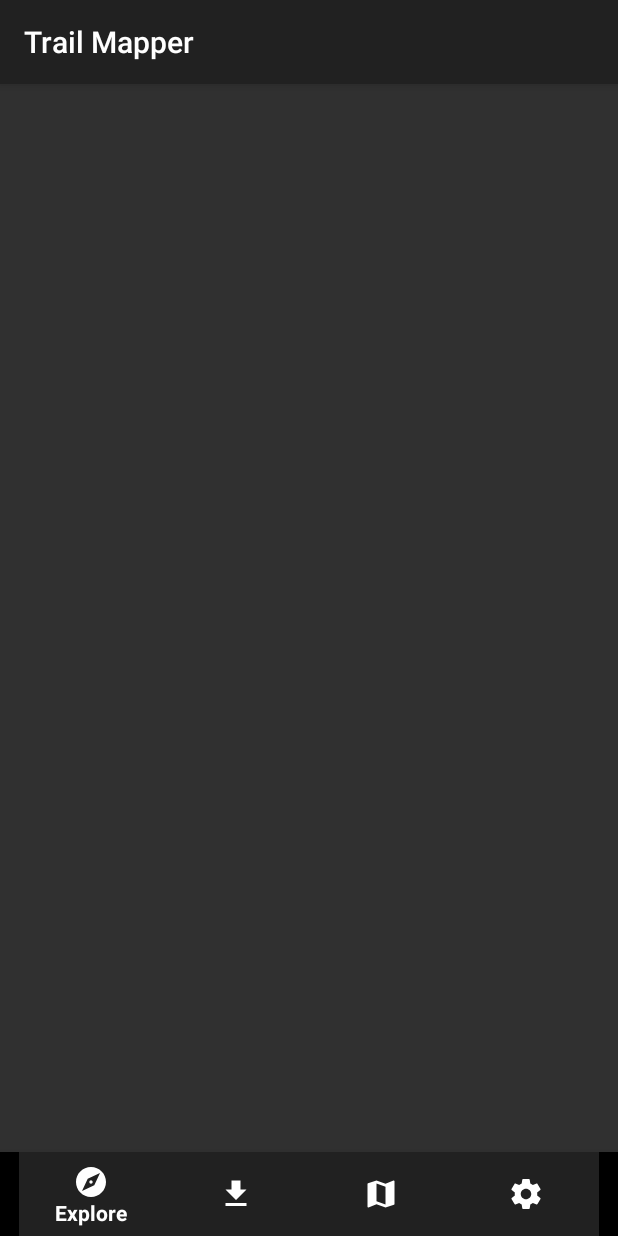
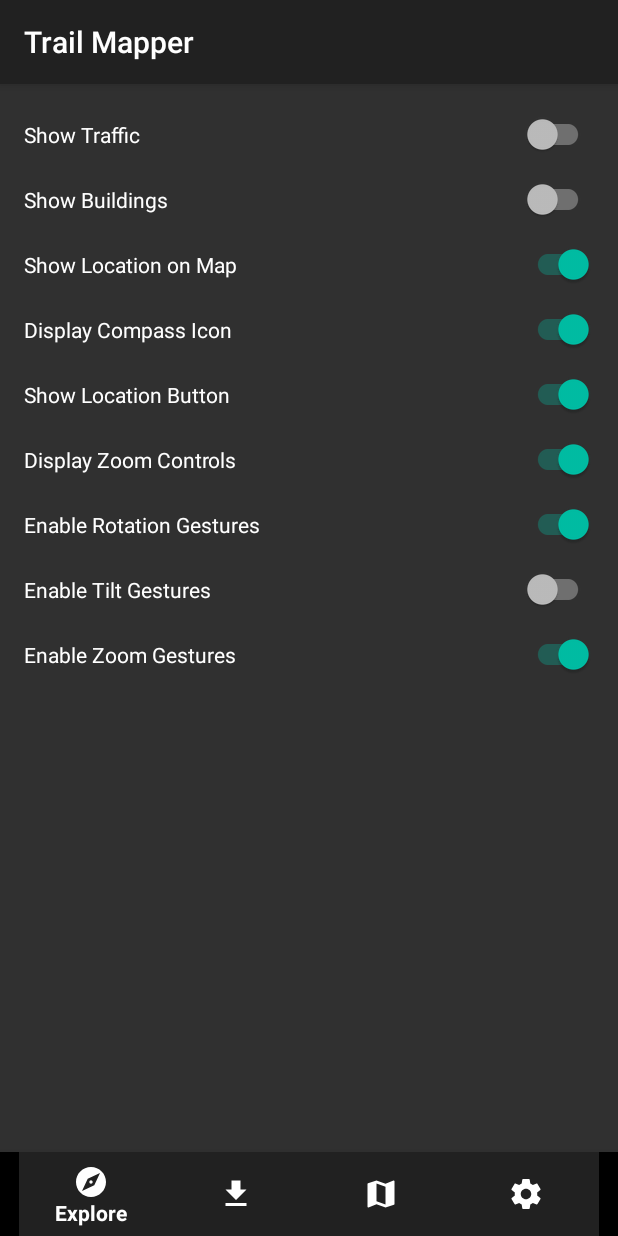
Before and after one commit to TheAndroidMaster/TrailMapper, an Android app: the screen it shows after launch (MainActivity), item 4 of the bottom bar chosen, on a phone screen of 412 x 824 dp. Run offline under Robolectric (Android 15) with nearby library versions, the phone set to English and light mode, and no system bars; our stand-ins replace ButterKnife, data binding.

Commit message:
added data binding, finished the settings menu

```diff
--- a/app/build.gradle
+++ b/app/build.gradle
@@ -18,6 +18,9 @@ android {
             proguardFiles getDefaultProguardFile('proguard-android.txt'), 'proguard-rules.pro'
         }
     }
+    dataBinding {
+        enabled = true
+    }
 }
 
 dependencies {
--- a/app/src/main/java/james/trailmapper/TrailMapper.java
+++ b/app/src/main/java/james/trailmapper/TrailMapper.java
@@ -15,10 +15,16 @@ import android.os.Looper;
 import android.preference.PreferenceManager;
 import android.support.annotation.Nullable;
 import android.support.v4.content.ContextCompat;
+import android.support.v4.content.PermissionChecker;
+import android.support.v7.widget.SwitchCompat;
+import android.view.View;
 
 import com.bumptech.glide.DrawableTypeRequest;
 import com.bumptech.glide.request.animation.GlideAnimation;
 import com.bumptech.glide.request.target.SimpleTarget;
+import com.google.android.gms.maps.GoogleMap;
+import com.google.android.gms.maps.UiSettings;
+import com.google.android.gms.maps.model.MapStyleOptions;
 import com.google.gson.Gson;
 
 import org.json.JSONArray;
@@ -37,9 +43,23 @@ import java.util.List;
 import james.trailmapper.data.MapData;
 import james.trailmapper.data.PositionData;
 
-public class TrailMapper extends Application implements LocationListener {
+public class TrailMapper extends Application implements LocationListener, SharedPreferences.OnSharedPreferenceChangeListener {
 
-    private static String MAPS_URL = "https://theandroidmaster.github.io/TrailMaps/maps.json";
+    private static final String URL_MAPS = "https://theandroidmaster.github.io/TrailMaps/maps.json";
+
+    private static final String KEY_OFFLINE_MAPS = "offline";
+
+    private static final String KEY_MAP_TRAFFIC = "traffic";
+    private static final String KEY_MAP_BUILDINGS = "buildings";
+    private static final String KEY_MAP_LOCATION = "location";
+
+    private static final String KEY_UI_COMPASS = "compass";
+    private static final String KEY_UI_LOCATION = "locationButton";
+    private static final String KEY_UI_ZOOM = "zoomButton";
+
+    private static final String KEY_GESTURE_ROTATE = "rotateGesture";
+    private static final String KEY_GESTURE_TILT = "tiltGesture";
+    private static final String KEY_GESTURE_ZOOM = "zoomGesture";
 
     private LocationManager locationManager;
     private SharedPreferences prefs;
@@ -54,7 +74,10 @@ public class TrailMapper extends Application implements LocationListener {
     @Override
     public void onCreate() {
         super.onCreate();
+
         prefs = PreferenceManager.getDefaultSharedPreferences(this);
+        prefs.registerOnSharedPreferenceChangeListener(this);
+
         gson = new Gson();
         listeners = new ArrayList<>();
         maps = new ArrayList<>();
@@ -67,7 +90,7 @@ public class TrailMapper extends Application implements LocationListener {
                 String response = "";
 
                 try {
-                    URL url = new URL(MAPS_URL);
+                    URL url = new URL(URL_MAPS);
                     URLConnection con = url.openConnection();
                     con.connect();
 
@@ -109,7 +132,7 @@ public class TrailMapper extends Application implements LocationListener {
             }
         }.start();
 
-        String json = prefs.getString("offline", "");
+        String json = prefs.getString(KEY_OFFLINE_MAPS, "");
         try {
             JSONArray array = new JSONArray(json);
             for (int i = 0; i < array.length(); i++) {
@@ -118,6 +141,12 @@ public class TrailMapper extends Application implements LocationListener {
         } catch (JSONException e) {
             e.printStackTrace();
         }
+    }
+
+    @Override
+    public void onTerminate() {
+        prefs.unregisterOnSharedPreferenceChangeListener(this);
+        super.onTerminate();
     }
 
     public void startLocationUpdates() {
@@ -190,7 +219,7 @@ public class TrailMapper extends Application implements LocationListener {
 
     private void saveOfflineMaps() {
         MapData[] mapDatas = offlineMaps.toArray(new MapData[offlineMaps.size()]);
-        prefs.edit().putString("offline", gson.toJson(mapDatas)).apply();
+        prefs.edit().putString(KEY_OFFLINE_MAPS, gson.toJson(mapDatas)).apply();
     }
 
     @Override
@@ -231,6 +260,102 @@ public class TrailMapper extends Application implements LocationListener {
         }
     }
 
+    public void applySettings(GoogleMap map) {
+        map.setMapStyle(MapStyleOptions.loadRawResourceStyle(this, R.raw.style));
+        map.setTrafficEnabled(isTrafficEnabled());
+        map.setBuildingsEnabled(isBuildingsEnabled());
+
+        if (ContextCompat.checkSelfPermission(this, Manifest.permission.ACCESS_COARSE_LOCATION) == PermissionChecker.PERMISSION_GRANTED || ContextCompat.checkSelfPermission(this, Manifest.permission.ACCESS_FINE_LOCATION) == PermissionChecker.PERMISSION_GRANTED)
+            map.setMyLocationEnabled(isLocationEnabled());
+
+        UiSettings settings = map.getUiSettings();
+
+        settings.setCompassEnabled(isCompassEnabled());
+        settings.setMapToolbarEnabled(false);
+        settings.setMyLocationButtonEnabled(isLocationButtonEnabled());
+        settings.setZoomControlsEnabled(isZoomControlsEnabled());
+
+        settings.setRotateGesturesEnabled(isRotateGestureEnabled());
+        settings.setTiltGesturesEnabled(isTiltGestureEnabled());
+        settings.setZoomGesturesEnabled(isZoomGestureEnabled());
+    }
+
+    public boolean isTrafficEnabled() {
+        return prefs.getBoolean(KEY_MAP_TRAFFIC, false);
+    }
+
+    public boolean isBuildingsEnabled() {
+        return prefs.getBoolean(KEY_MAP_BUILDINGS, false);
+    }
+
+    public boolean isLocationEnabled() {
+        return prefs.getBoolean(KEY_MAP_LOCATION, true);
+    }
+
+    public boolean isCompassEnabled() {
+        return prefs.getBoolean(KEY_UI_COMPASS, true);
+    }
+
+    public boolean isLocationButtonEnabled() {
+        return prefs.getBoolean(KEY_UI_LOCATION, true);
+    }
+
+    public boolean isZoomControlsEnabled() {
+        return prefs.getBoolean(KEY_UI_ZOOM, true);
+    }
+
+    public boolean isRotateGestureEnabled() {
+        return prefs.getBoolean(KEY_GESTURE_ROTATE, true);
+    }
+
+    public boolean isTiltGestureEnabled() {
+        return prefs.getBoolean(KEY_GESTURE_TILT, false);
+    }
+
+    public boolean isZoomGestureEnabled() {
+        return prefs.getBoolean(KEY_GESTURE_ZOOM, true);
+    }
+
+    public void setTrafficEnabled(boolean isTrafficEnabled) {
+        prefs.edit().putBoolean(KEY_MAP_TRAFFIC, isTrafficEnabled).apply();
+    }
+
+    public void setBuildingsEnabled(boolean isBuildingsEnabled) {
+        prefs.edit().putBoolean(KEY_MAP_BUILDINGS, isBuildingsEnabled).apply();
+    }
+
+    public void setLocationEnabled(boolean isLocationEnabled) {
+        prefs.edit().putBoolean(KEY_MAP_LOCATION, isLocationEnabled).apply();
+    }
+
+    public void setCompassEnabled(boolean isCompassEnabled) {
+        prefs.edit().putBoolean(KEY_UI_COMPASS, isCompassEnabled).apply();
+    }
+
+    public void setLocationButtonEnabled(boolean isLocationButtonEnabled) {
+        prefs.edit().putBoolean(KEY_UI_LOCATION, isLocationButtonEnabled).apply();
+    }
+
+    public void setZoomControlsEnabled(boolean isZoomControlsEnabled) {
+        prefs.edit().putBoolean(KEY_UI_ZOOM, isZoomControlsEnabled).apply();
+    }
+
+    public void setRotateGestureEnabled(boolean isRotateGestureEnabled) {
+        prefs.edit().putBoolean(KEY_GESTURE_ROTATE, isRotateGestureEnabled).apply();
+    }
+
+    public void setTiltGestureEnabled(boolean isTiltGestureEnabled) {
+        prefs.edit().putBoolean(KEY_GESTURE_TILT, isTiltGestureEnabled).apply();
+    }
+
+    public void setZoomGestureEnabled(boolean isZoomGestureEnabled) {
+        prefs.edit().putBoolean(KEY_GESTURE_ZOOM, isZoomGestureEnabled).apply();
+    }
+
+    public static SwitchCompat castToSwitch(View view) {
+        return (SwitchCompat) view; //this really shouldn't be necessary but I'm too lazy to read docs
+    }
+
     public void addListener(Listener listener) {
         listeners.add(listener);
     }
@@ -239,11 +364,20 @@ public class TrailMapper extends Application implements LocationListener {
         listeners.remove(listener);
     }
 
+    @Override
+    public void onSharedPreferenceChanged(SharedPreferences sharedPreferences, String key) {
+        for (Listener listener : listeners) {
+            listener.onPreferenceChanged();
+        }
+    }
+
     public interface Listener {
         void onLocationChanged(PositionData position);
         void onProviderEnabled(String s);
         void onProviderDisabled(String s);
         void onMapChanged(MapData map);
         void onMapsChanged();
+
+        void onPreferenceChanged();
     }
 }
--- a/app/src/main/java/james/trailmapper/activities/MainActivity.java
+++ b/app/src/main/java/james/trailmapper/activities/MainActivity.java
@@ -110,6 +110,11 @@ public class MainActivity extends AppCompatActivity implements TrailMapper.Liste
     }
 
     @Override
+    public void onPreferenceChanged() {
+
+    }
+
+    @Override
     public void onRequestPermissionsResult(int requestCode, @NonNull String[] permissions, @NonNull int[] grantResults) {
         super.onRequestPermissionsResult(requestCode, permissions, grantResults);
         trailMapper.startLocationUpdates();
--- a/app/src/main/java/james/trailmapper/fragments/ExploreFragment.java
+++ b/app/src/main/java/james/trailmapper/fragments/ExploreFragment.java
@@ -77,4 +77,9 @@ public class ExploreFragment extends SimpleFragment {
     public void onMapsChanged() {
         adapter.notifyDataSetChanged();
     }
+
+    @Override
+    public void onPreferenceChanged() {
+
+    }
 }
--- a/app/src/main/java/james/trailmapper/fragments/OfflineFragment.java
+++ b/app/src/main/java/james/trailmapper/fragments/OfflineFragment.java
@@ -64,4 +64,9 @@ public class OfflineFragment extends SimpleFragment {
     public void onMapsChanged() {
         adapter.setMaps(getTrailMapper().getOfflineMaps());
     }
+
+    @Override
+    public void onPreferenceChanged() {
+
+    }
 }
--- a/app/src/main/res/layout/activity_map.xml
+++ b/app/src/main/res/layout/activity_map.xml
@@ -6,7 +6,7 @@
 
     <android.support.design.widget.AppBarLayout
         android:layout_width="match_parent"
-        android:layout_height="128dp">
+        android:layout_height="wrap_content">
 
         <LinearLayout
             android:layout_width="match_parent"
@@ -27,6 +27,6 @@
         android:name="com.google.android.gms.maps.SupportMapFragment"
         android:layout_width="match_parent"
         android:layout_height="match_parent"
-        android:layout_marginTop="128dp" />
+        android:layout_marginTop="?android:actionBarSize" />
 
 </android.support.design.widget.CoordinatorLayout>
--- a/app/src/main/res/layout/fragment_explore.xml
+++ b/app/src/main/res/layout/fragment_explore.xml
@@ -7,7 +7,8 @@
         android:id="@+id/recyclerView"
         android:layout_width="match_parent"
         android:layout_height="match_parent"
-        android:padding="4dp"
+        android:paddingTop="4dp"
+        android:paddingBottom="4dp"
         android:clipToPadding="false" />
 
 </FrameLayout>
--- /dev/null
+++ b/app/src/main/res/layout/fragment_settings.xml
@@ -0,0 +1,107 @@
+<?xml version="1.0" encoding="utf-8"?>
+<layout xmlns:android="http://schemas.android.com/apk/res/android">
+
+    <data>
+
+        <import type="james.trailmapper.TrailMapper" />
+
+        <import type="android.support.v7.widget.SwitchCompat" />
+
+        <variable
+            name="trailMapper"
+            type="TrailMapper" />
+    </data>
+
+
+    <ScrollView
+        android:layout_width="match_parent"
+        android:layout_height="match_parent"
+        android:clipToPadding="false"
+        android:paddingBottom="12dp"
+        android:paddingLeft="4dp"
+        android:paddingRight="4dp"
+        android:paddingTop="12dp">
+
+        <LinearLayout
+            android:id="@+id/layout"
+            android:layout_width="match_parent"
+            android:layout_height="wrap_content"
+            android:orientation="vertical">
+
+            <android.support.v7.widget.SwitchCompat
+                android:layout_width="match_parent"
+                android:layout_height="wrap_content"
+                android:text="@string/setting_traffic"
+                android:checked="@{trailMapper.isTrafficEnabled()}"
+                android:onClick="@{(view) -> trailMapper.setTrafficEnabled(TrailMapper.castToSwitch(view).isChecked())}"
+                android:padding="12dp" />
+
+            <android.support.v7.widget.SwitchCompat
+                android:layout_width="match_parent"
+                android:layout_height="wrap_content"
+                android:text="@string/setting_buildings"
+                android:checked="@{trailMapper.isBuildingsEnabled()}"
+                android:onClick="@{(view) -> trailMapper.setBuildingsEnabled(TrailMapper.castToSwitch(view).isChecked())}"
+                android:padding="12dp" />
+
+            <android.support.v7.widget.SwitchCompat
+                android:layout_width="match_parent"
+                android:layout_height="wrap_content"
+                android:text="@string/setting_location"
+                android:checked="@{trailMapper.isLocationEnabled()}"
+                android:onClick="@{(view) -> trailMapper.setLocationEnabled(TrailMapper.castToSwitch(view).isChecked())}"
+                android:padding="12dp" />
+
+            <android.support.v7.widget.SwitchCompat
+                android:layout_width="match_parent"
+                android:layout_height="wrap_content"
+                android:text="@string/setting_compass"
+                android:checked="@{trailMapper.isCompassEnabled()}"
+                android:onClick="@{(view) -> trailMapper.setCompassEnabled(TrailMapper.castToSwitch(view).isChecked())}"
+                android:padding="12dp" />
+
+            <android.support.v7.widget.SwitchCompat
+                android:layout_width="match_parent"
+                android:layout_height="wrap_content"
+                android:text="@string/setting_location_button"
+                android:checked="@{trailMapper.isLocationButtonEnabled()}"
+                android:onClick="@{(view) -> trailMapper.setLocationButtonEnabled(TrailMapper.castToSwitch(view).isChecked())}"
+                android:padding="12dp" />
+
+            <android.support.v7.widget.SwitchCompat
+                android:layout_width="match_parent"
+                android:layout_height="wrap_content"
+                android:text="@string/setting_zoom_controls"
+                android:checked="@{trailMapper.isZoomControlsEnabled()}"
+                android:onClick="@{(view) -> trailMapper.setZoomControlsEnabled(TrailMapper.castToSwitch(view).isChecked())}"
+                android:padding="12dp" />
+
+            <android.support.v7.widget.SwitchCompat
+                android:layout_width="match_parent"
+                android:layout_height="wrap_content"
+                android:text="@string/setting_rotation_gestures"
+                android:checked="@{trailMapper.isRotateGestureEnabled()}"
+                android:onClick="@{(view) -> trailMapper.setRotateGestureEnabled(TrailMapper.castToSwitch(view).isChecked())}"
+                android:padding="12dp" />
+
+            <android.support.v7.widget.SwitchCompat
+                android:layout_width="match_parent"
+                android:layout_height="wrap_content"
+                android:text="@string/setting_tilt_gestures"
+                android:checked="@{trailMapper.isTiltGestureEnabled()}"
+                android:onClick="@{(view) -> trailMapper.setTiltGestureEnabled(TrailMapper.castToSwitch(view).isChecked())}"
+                android:padding="12dp" />
+
+            <android.support.v7.widget.SwitchCompat
+                android:layout_width="match_parent"
+                android:layout_height="wrap_content"
+                android:text="@string/setting_zoom_gestures"
+                android:checked="@{trailMapper.isZoomGestureEnabled()}"
+                android:onClick="@{(view) -> trailMapper.setZoomGestureEnabled(TrailMapper.castToSwitch(view).isChecked())}"
+                android:padding="12dp" />
+
+        </LinearLayout>
+
+    </ScrollView>
+
+</layout>
--- a/app/src/main/res/layout/item_map.xml
+++ b/app/src/main/res/layout/item_map.xml
@@ -7,8 +7,9 @@
     <android.support.v7.widget.CardView
         android:layout_width="match_parent"
         android:layout_height="wrap_content"
-        android:layout_margin="4dp"
-        app:cardUseCompatPadding="true">
+        android:layout_marginBottom="4dp"
+        android:layout_marginTop="4dp"
+        app:cardCornerRadius="0dp">
 
         <LinearLayout
             android:layout_width="match_parent"
--- a/app/src/main/res/values/strings.xml
+++ b/app/src/main/res/values/strings.xml
@@ -13,4 +13,14 @@
     <string name="action_delete">Remove</string>
     <string name="title_offline">Offline</string>
     <string name="title_downloading">Downloading…</string>
+    <string name="setting_traffic">Show Traffic</string>
+    <string name="setting_buildings">Show Buildings</string>
+    <string name="setting_location">Show Location on Map</string>
+    <string name="setting_compass">Display Compass Icon</string>
+    <string name="setting_toolbar">Show Toolbar</string>
+    <string name="setting_location_button">Show Location Button</string>
+    <string name="setting_zoom_controls">Display Zoom Controls</string>
+    <string name="setting_rotation_gestures">Enable Rotation Gestures</string>
+    <string name="setting_tilt_gestures">Enable Tilt Gestures</string>
+    <string name="setting_zoom_gestures">Enable Zoom Gestures</string>
 </resources>
```
Also changed, not shown: app/src/main/java/james/trailmapper/activities/MapActivity.java (+3 -5 lines), app/src/main/java/james/trailmapper/fragments/MapFragment.java (+9 -2 lines), app/src/main/java/james/trailmapper/fragments/SettingsFragment.java (+13 -1 lines).
